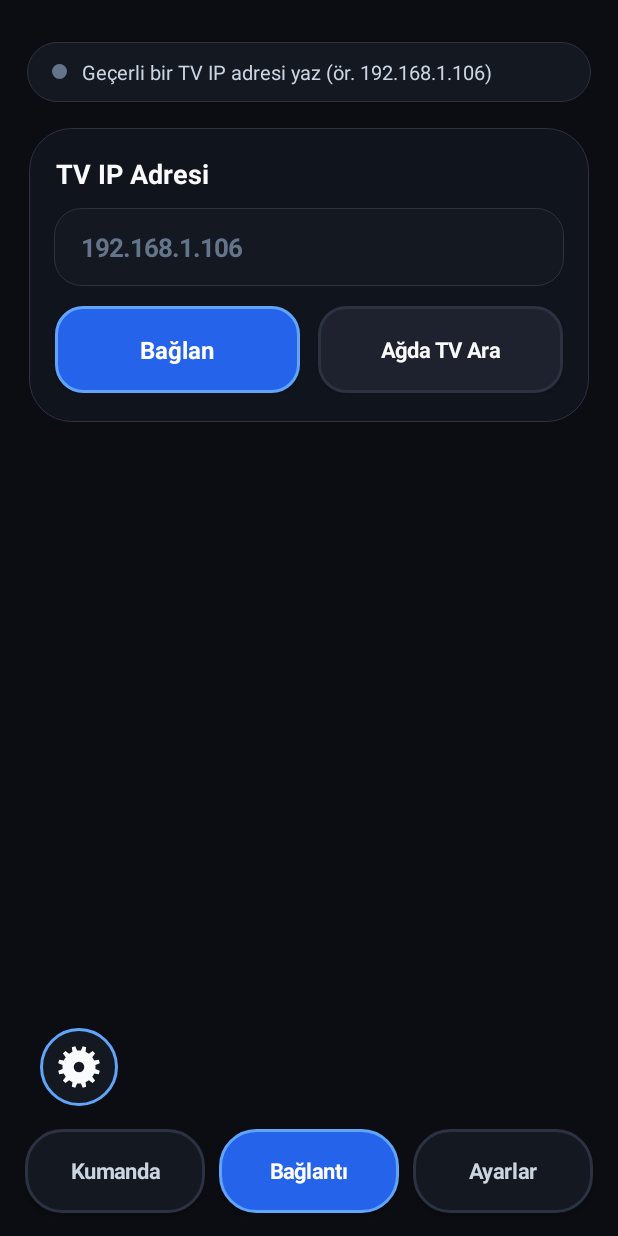
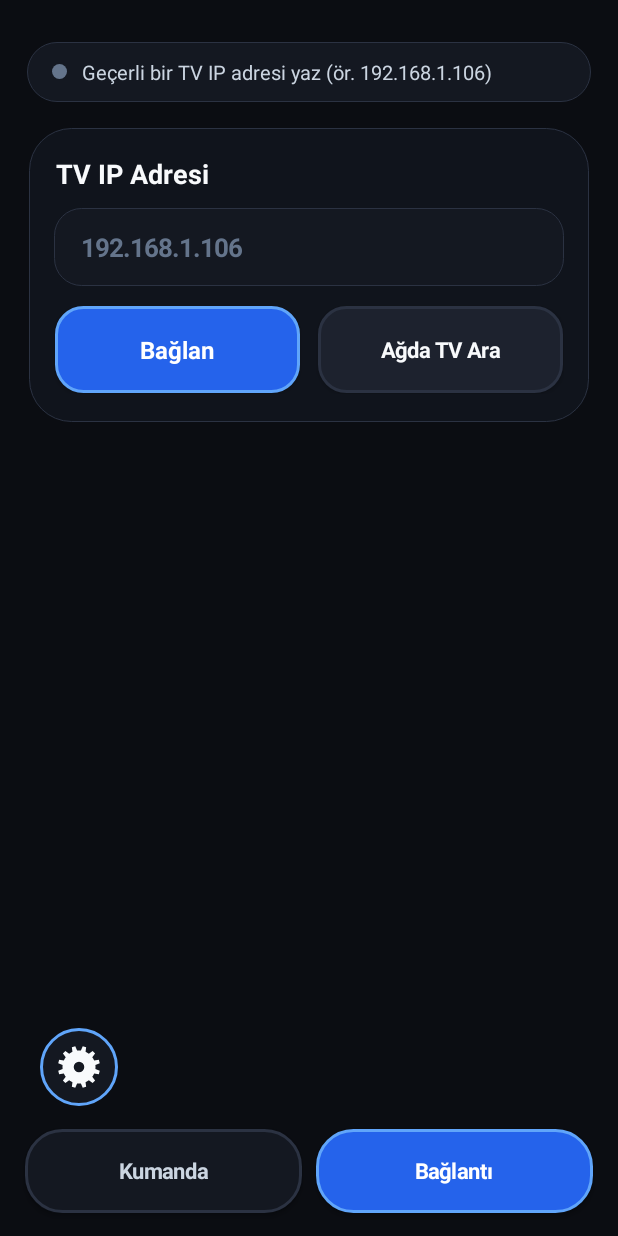
Before and after one commit to eren-TRY/Kumanda, an Android app: the screen it shows after launch (MainActivity), on a phone screen of 412 x 824 dp. Run offline under Robolectric (Android 15) with nearby library versions, the phone set to English and light mode, and no system bars; libraries missing offline, so code that uses them is left out: org.bouncycastle.asn1, org.bouncycastle.cert, org.bouncycastle.operator.

Commit message:
Refactor MainActivity for UI and connection improvements
Removed unused centerTextColor variable and adjusted related methods. Updated dimensions and stroke widths for UI elements. Improved layout parameters and connection handling.

```diff
--- a/src/main/java/com/example/tvkumanda/MainActivity.kt
+++ b/src/main/java/com/example/tvkumanda/MainActivity.kt
@@ -141,7 +141,6 @@ private class DpadWheelView(context: Context, private val onZoneTap: (DpadZone)
     private var pressedSliceFill = Color.parseColor("#2D3648")
     private var centerFill = Color.parseColor("#E2E8F0")
     private var centerStroke = Color.parseColor("#94A3B8")
-    private var centerTextColor = Color.parseColor("#0F172A")
     private var arrowColor = Color.parseColor("#F8FAFC")
     private var activeZone = DpadZone.NONE
     private val outerRect = RectF()
@@ -155,16 +154,12 @@ private class DpadWheelView(context: Context, private val onZoneTap: (DpadZone)
         strokeCap = Paint.Cap.ROUND
         strokeJoin = Paint.Join.ROUND
     }
-    private val okPaint = Paint(Paint.ANTI_ALIAS_FLAG).apply {
-        textAlign = Paint.Align.CENTER
-        typeface = Typeface.DEFAULT_BOLD
-    }
-
-    fun applyColors(sliceFill: Int, sliceStroke: Int, centerFill: Int, centerStroke: Int, centerTextColor: Int, arrowColor: Int) {
+
+    fun applyColors(sliceFill: Int, sliceStroke: Int, centerFill: Int, centerStroke: Int, @Suppress("UNUSED_PARAMETER") centerTextColor: Int, arrowColor: Int) {
         this.sliceFill = sliceFill; this.sliceStroke = sliceStroke
         this.pressedSliceFill = lighten(sliceFill, 1.24f)
         this.centerFill = centerFill; this.centerStroke = centerStroke
-        this.centerTextColor = centerTextColor; this.arrowColor = arrowColor
+        this.arrowColor = arrowColor
         invalidate()
     }
 
@@ -176,7 +171,7 @@ private class DpadWheelView(context: Context, private val onZoneTap: (DpadZone)
 
     override fun onMeasure(widthMeasureSpec: Int, heightMeasureSpec: Int) {
         val w = MeasureSpec.getSize(widthMeasureSpec); val h = MeasureSpec.getSize(heightMeasureSpec)
-        val side = when { w > 0 && h > 0 -> min(w, h); w > 0 -> w; h > 0 -> h; else -> (260 * resources.displayMetrics.density).toInt() }
+        val side = when { w > 0 && h > 0 -> min(w, h); w > 0 -> w; h > 0 -> h; else -> (326 * resources.displayMetrics.density).toInt() }
         val exact = MeasureSpec.makeMeasureSpec(side, MeasureSpec.EXACTLY)
         setMeasuredDimension(exact, exact)
     }
@@ -184,7 +179,7 @@ private class DpadWheelView(context: Context, private val onZoneTap: (DpadZone)
     override fun onSizeChanged(w: Int, h: Int, oldw: Int, oldh: Int) {
         super.onSizeChanged(w, h, oldw, oldh)
         if (w <= 0 || h <= 0) return
-        val cx = w / 2f; val cy = h / 2f; val outerR = min(cx, cy) - 4f; val innerR = outerR * 0.32f
+        val cx = w / 2f; val cy = h / 2f; val outerR = min(cx, cy) - 4f; val innerR = outerR * 0.30f
         outerRect.set(cx - outerR, cy - outerR, cx + outerR, cy + outerR)
         innerRect.set(cx - innerR, cy - innerR, cx + innerR, cy + innerR)
         val starts = floatArrayOf(-45f, 45f, 135f, 225f)
@@ -194,7 +189,7 @@ private class DpadWheelView(context: Context, private val onZoneTap: (DpadZone)
     }
 
     private fun zoneAt(x: Float, y: Float): DpadZone {
-        val cx = width / 2f; val cy = height / 2f; val outerR = min(cx, cy) - 4f; val innerR = outerR * 0.32f
+        val cx = width / 2f; val cy = height / 2f; val outerR = min(cx, cy) - 4f; val innerR = outerR * 0.30f
         val dist = hypot((x - cx).toDouble(), (y - cy).toDouble())
         if (dist > outerR) return DpadZone.NONE
         if (dist <= innerR) return DpadZone.CENTER
@@ -218,17 +213,17 @@ private class DpadWheelView(context: Context, private val onZoneTap: (DpadZone)
     override fun onDraw(canvas: Canvas) {
         super.onDraw(canvas)
         if (width <= 0 || height <= 0) return
-        val cx = width / 2f; val cy = height / 2f; val outerR = min(cx, cy) - 4f; val innerR = outerR * 0.32f
+        val cx = width / 2f; val cy = height / 2f; val outerR = min(cx, cy) - 4f; val innerR = outerR * 0.30f
         strokePaint.strokeWidth = maxOf(2f, outerR * 0.014f); strokePaint.color = sliceStroke
         val zones = arrayOf(DpadZone.RIGHT, DpadZone.DOWN, DpadZone.LEFT, DpadZone.UP)
         for (i in 0 until 4) {
             fillPaint.color = if (activeZone == zones[i]) pressedSliceFill else sliceFill
             canvas.drawPath(slicePaths[i], fillPaint); canvas.drawPath(slicePaths[i], strokePaint)
         }
-        val midR = (outerR + innerR) * 0.535f
+        val midR = (outerR + innerR) * 0.54f
         arrowPaint.color = arrowColor
-        arrowPaint.strokeWidth = maxOf(2.8f, outerR * 0.024f)
-        val arm = outerR * 0.14f
+        arrowPaint.strokeWidth = maxOf(3.2f, outerR * 0.028f)
+        val arm = outerR * 0.15f
         for (deg in listOf(0.0, 90.0, 180.0, 270.0)) {
             val rad = Math.toRadians(deg - 90.0)
             drawChevron(canvas, cx + (midR * cos(rad)).toFloat(), cy + (midR * sin(rad)).toFloat(), arm, deg)
@@ -236,8 +231,6 @@ private class DpadWheelView(context: Context, private val onZoneTap: (DpadZone)
         fillPaint.color = if (activeZone == DpadZone.CENTER) lighten(centerFill, 0.9f) else centerFill
         strokePaint.color = centerStroke
         canvas.drawCircle(cx, cy, innerR, fillPaint); canvas.drawCircle(cx, cy, innerR, strokePaint)
-        okPaint.color = centerTextColor; okPaint.textSize = innerR * 0.46f
-        canvas.drawText("OK", cx, cy - (okPaint.descent() + okPaint.ascent()) / 2f, okPaint)
     }
 
     private fun animateTap() { animate().cancel(); scaleX = 0.95f; scaleY = 0.95f; animate().scaleX(1f).scaleY(1f).setDuration(85L).start() }
@@ -344,11 +337,11 @@ private class RemoteIconButton(
         val u = s * 0.28f
         strokePaint.color = iconColor
         fillPaint.color = iconColor
-        strokePaint.strokeWidth = maxOf(2.6f, s * 0.055f)
+        strokePaint.strokeWidth = maxOf(2.8f, s * 0.058f)
 
         when (kind) {
             IconKind.POWER -> {
-                val r = s * 0.26f
+                val r = s * 0.27f
                 rect.set(cx - r, cy - r + r * 0.14f, cx + r, cy + r + r * 0.14f)
                 canvas.drawArc(rect, -58f, 296f, false, strokePaint)
                 canvas.drawLine(cx, cy - r * 0.35f, cx, cy + r * 0.12f, strokePaint)
@@ -373,18 +366,28 @@ private class RemoteIconButton(
                 canvas.drawArc(rect, -42f, 84f, false, strokePaint)
             }
             IconKind.BACK -> {
-                val a = u * 0.95f
-                canvas.drawLine(cx - a * 0.8f, cy, cx + a * 0.8f, cy, strokePaint)
-                canvas.drawLine(cx - a * 0.8f, cy, cx - a * 0.15f, cy - a * 0.65f, strokePaint)
-                canvas.drawLine(cx - a * 0.8f, cy, cx - a * 0.15f, cy + a * 0.65f, strokePaint)
+                val a = u * 1.05f
+                canvas.drawLine(cx - a * 0.85f, cy, cx + a * 0.85f, cy, strokePaint)
+                canvas.drawLine(cx - a * 0.85f, cy, cx - a * 0.15f, cy - a * 0.72f, strokePaint)
+                canvas.drawLine(cx - a * 0.85f, cy, cx - a * 0.15f, cy + a * 0.72f, strokePaint)
             }
             IconKind.HOME -> {
-                val a = u * 0.92f
-                canvas.drawLine(cx - a * 0.85f, cy - a * 0.05f, cx, cy - a * 0.85f, strokePaint)
-                canvas.drawLine(cx + a * 0.85f, cy - a * 0.05f, cx, cy - a * 0.85f, strokePaint)
-                canvas.drawLine(cx - a * 0.6f, cy - a * 0.2f, cx - a * 0.6f, cy + a * 0.72f, strokePaint)
-                canvas.drawLine(cx + a * 0.6f, cy - a * 0.2f, cx + a * 0.6f, cy + a * 0.72f, strokePaint)
-                canvas.drawLine(cx - a * 0.6f, cy + a * 0.72f, cx + a * 0.6f, cy + a * 0.72f, strokePaint)
+                val a = u * 1.02f
+                val roofPath = Path().apply {
+                    moveTo(cx, cy - a * 0.92f)
+                    lineTo(cx - a * 0.92f, cy - a * 0.05f)
+                    lineTo(cx - a * 0.62f, cy - a * 0.05f)
+                    lineTo(cx - a * 0.62f, cy + a * 0.82f)
+                    lineTo(cx - a * 0.22f, cy + a * 0.82f)
+                    lineTo(cx - a * 0.22f, cy + a * 0.25f)
+                    lineTo(cx + a * 0.22f, cy + a * 0.25f)
+                    lineTo(cx + a * 0.22f, cy + a * 0.82f)
+                    lineTo(cx + a * 0.62f, cy + a * 0.82f)
+                    lineTo(cx + a * 0.62f, cy - a * 0.05f)
+                    lineTo(cx + a * 0.92f, cy - a * 0.05f)
+                    close()
+                }
+                canvas.drawPath(roofPath, fillPaint)
             }
             IconKind.IOS_SETTINGS -> {
                 drawIosGear(canvas, cx, cy, u * 1.05f)
@@ -435,9 +438,9 @@ private val releaseNotesMap = mapOf(
         ReleaseNote(
             "v1.5",
             listOf(
-                "iPhone tarzı ayarlar dişlisi çizildi ve alt kısmın sol tarafına konumlandırıldı.",
-                "Bize Ulaşın butonuna basıldığında açılan seçenek menüsü ve Instagram seçeneği eklendi.",
-                "IP doğrulama, hata detayları ve ağ taraması için ek alt ağ yedeği eklendi."
+                "iPhone tarzı ayarlar dişlisi sadece Bağlantı ekranının sol altına eklendi.",
+                "Bize Ulaşın butonuna basıldığında açılan iletişim penceresi ve Instagram seçeneği eklendi.",
+                "Eşleştirme ve bağlantı oturumları için soket temizleme ve hata detayları geliştirildi."
             )
         ),
         ReleaseNote(
@@ -457,7 +460,7 @@ private val releaseNotesMap = mapOf(
         ReleaseNote(
             "v1.5",
             listOf(
-                "Added an iPhone-style gear icon at the bottom-left, a Contact Us options sheet with Instagram, and IP/network scan fallbacks."
+                "Added iPhone-style gear on Connection screen only, Contact Us sheet with Instagram, and socket/error improvements."
             )
         ),
         ReleaseNote(
@@ -577,7 +580,7 @@ class MainActivity : Activity() {
         ColorPalette("palCoral", Color.parseColor("#140B0E"), Color.parseColor("#241419"), Color.parseColor("#1A0E12"), Color.parseColor("#341C24"), Color.parseColor("#4D2935"), Color.parseColor("#E11D48"), Color.parseColor("#FB7185"))
     )
     private val vibLevels = listOf(0 to "vibOff", 1 to "vibLight", 2 to "vibMed", 3 to "vibStrong")
-    private val wheelSizes = listOf(0 to ("sizeSmall" to 248), 1 to ("sizeMedium" to 292), 2 to ("sizeLarge" to 332))
+    private val wheelSizes = listOf(0 to ("sizeSmall" to 280), 1 to ("sizeMedium" to 326), 2 to ("sizeLarge" to 356))
     private val languages = listOf("tr" to "Türkçe", "en" to "English")
 
     private var paletteIndex = 0
@@ -760,12 +763,9 @@ class MainActivity : Activity() {
         val target = i.coerceIn(0, (screens.size - 1).coerceAtLeast(0))
         currentScreen = target
         for (n in screens.indices) screens[n].visibility = if (n == target) View.VISIBLE else View.GONE
+        bottomLeftGearBtn.visibility = if (target == 1) View.VISIBLE else View.GONE
         if (target == 0) updateRemoteHeaderIndicator()
-        val activeNavIndex = when (target) {
-            0 -> 0
-            1 -> 1
-            else -> 2
-        }
+        val activeNavIndex = if (target == 0) 0 else 1
         for (n in navBtns.indices) {
             val active = n == activeNavIndex
             navBtns[n].background = makeShapeBg(if (active) cAccent else cCard, if (active) cAccentStroke else cBtnStroke, false)
@@ -823,10 +823,9 @@ class MainActivity : Activity() {
     }
 
     private fun applyTextsAndState() {
-        if (navBtns.size >= 3) {
+        if (navBtns.size >= 2) {
             navBtns[0].text = t("tabRemote")
             navBtns[1].text = t("tabConnect")
-            navBtns[2].text = t("tabSettings")
         }
         tvIpTitleView.text = t("tvIp")
         scanTvBtnView.text = t("scanTv")
@@ -1062,7 +1061,7 @@ class MainActivity : Activity() {
             status = TextView(this).apply { text = formatStatus(lastStatusState, null); setTextColor(cSubtext); setTextSize(TypedValue.COMPLEX_UNIT_SP, scaledSp(13.5f)); setSingleLine() }
 
             powerBtnView = RemoteIconButton(this, IconKind.POWER).apply {
-                layoutParams = lp(px(50), px(50))
+                layoutParams = lp(px(56), px(56))
                 applyPressAnim(this)
                 setOnClickListener { tap(v = this); sendKey(26) }
             }
@@ -1083,26 +1082,26 @@ class MainActivity : Activity() {
 
             val remoteHeaderRow = LinearLayout(this).apply {
                 orientation = LinearLayout.HORIZONTAL; gravity = Gravity.CENTER_VERTICAL
-                layoutParams = lp(LinearLayout.LayoutParams.MATCH_PARENT, px(56), 0f, 0, 2, 0, 10)
+                layoutParams = lp(LinearLayout.LayoutParams.MATCH_PARENT, px(60), 0f, 0, 2, 0, 10)
                 addView(powerBtnView); addView(remoteHeaderDot); addView(remoteHeaderTvName)
             }
             val volumeRow = LinearLayout(this).apply {
                 orientation = LinearLayout.HORIZONTAL; gravity = Gravity.CENTER
-                layoutParams = lp(LinearLayout.LayoutParams.MATCH_PARENT, px(66), 0f, 0, 0, 0, 8)
-                addView(roundIconKey(IconKind.MUTE, 60) { sendKey(164) })
+                layoutParams = lp(LinearLayout.LayoutParams.MATCH_PARENT, px(74), 0f, 0, 2, 0, 10)
+                addView(roundIconKey(IconKind.MUTE, 66) { sendKey(164) })
                 addView(View(this@MainActivity).apply { layoutParams = lp(px(14), px(1)) })
-                addView(roundIconKey(IconKind.VOL_DOWN, 60) { sendKey(25) })
+                addView(roundIconKey(IconKind.VOL_DOWN, 66) { sendKey(25) })
                 addView(View(this@MainActivity).apply { layoutParams = lp(px(14), px(1)) })
-                addView(roundIconKey(IconKind.VOL_UP, 60) { sendKey(24) })
+                addView(roundIconKey(IconKind.VOL_UP, 66) { sendKey(24) })
                 addView(View(this@MainActivity).apply { layoutParams = lp(px(14), px(1)) })
-                addView(roundIconKey(IconKind.RECONNECT, 60) { manualDisconnect = false; connectClicked() })
+                addView(roundIconKey(IconKind.RECONNECT, 66) { manualDisconnect = false; connectClicked() })
             }
             val bottomKeysRow = LinearLayout(this).apply {
                 orientation = LinearLayout.HORIZONTAL; gravity = Gravity.CENTER
-                layoutParams = lp(LinearLayout.LayoutParams.MATCH_PARENT, px(90), 0f, 0, 4, 0, 2)
-                addView(roundIconKey(IconKind.BACK, 86) { sendKey(4) })
-                addView(View(this@MainActivity).apply { layoutParams = lp(px(34), px(1)) })
-                addView(roundIconKey(IconKind.HOME, 86) { sendKey(3) })
+                layoutParams = lp(LinearLayout.LayoutParams.MATCH_PARENT, px(102), 0f, 0, 6, 0, 6)
+                addView(roundIconKey(IconKind.BACK, 96) { sendKey(4) })
+                addView(View(this@MainActivity).apply { layoutParams = lp(px(44), px(1)) })
+                addView(roundIconKey(IconKind.HOME, 96) { sendKey(3) })
             }
 
             screens.add(LinearLayout(this).apply {
@@ -1196,7 +1195,15 @@ class MainActivity : Activity() {
             }
             resetPairBtnView = Button(this).apply {
                 text = t("resetPair"); layoutParams = lp(LinearLayout.LayoutParams.MATCH_PARENT, px(50), 0f, 0, 8, 0, 0)
-                setOnClickListener { tap(v = this); prefs.edit().putBoolean("paired", false).apply(); manualDisconnect = true; pairConn?.close(); pairConn = null; remote?.close(); remote = null; connectedHost = null; ready = false; codeRow.visibility = View.GONE; uiState(StatusState.PAIR_RESET, cMuted); updateRemoteHeaderIndicator() }
+                setOnClickListener {
+                    tap(v = this)
+                    prefs.edit().putBoolean("paired", false).apply()
+                    File(filesDir, "client.key").delete()
+                    File(filesDir, "client.crt").delete()
+                    identity = null
+                    manualDisconnect = true; pairConn?.close(); pairConn = null; remote?.close(); remote = null; connectedHost = null; ready = false
+                    codeRow.visibility = View.GONE; uiState(StatusState.PAIR_RESET, cMuted); updateRemoteHeaderIndicator()
+                }
             }
             contactUsBtnView = Button(this).apply {
                 text = t("contactUs"); layoutParams = lp(LinearLayout.LayoutParams.MATCH_PARENT, px(50), 0f, 0, 8, 0, 0)
@@ -1252,7 +1259,7 @@ class MainActivity : Activity() {
                     setMargins(px(22), 0, 0, px(12))
                 })
             }
-            val bottomNav = row(nav(t("tabRemote"), 0), nav(t("tabConnect"), 1), nav(t("tabSettings"), 2)).apply { setPadding(px(8), px(2), px(8), px(4)) }
+            val bottomNav = row(nav(t("tabRemote"), 0), nav(t("tabConnect"), 1)).apply { setPadding(px(8), px(2), px(8), px(4)) }
             this@MainActivity.rootView = LinearLayout(this).apply { orientation = LinearLayout.VERTICAL; setPadding(px(4), px(26), px(4), px(6)); addView(topBarView); addView(content); addView(bottomNav) }
 
             buildScanModal(prefs)
@@ -1266,6 +1273,7 @@ class MainActivity : Activity() {
 
             currentScreen = if (paired && isValidIpv4(ipBox.text.toString().trim())) 0 else 1
             applyPalette(paletteIndex, switchTab = true)
+            show(currentScreen)
             if (currentScreen == 0 && autoConnectEnabled) connectClicked()
         } catch (e: Throwable) {
             setContentView(TextView(this).apply {
@@ -1473,7 +1481,12 @@ class MainActivity : Activity() {
 
     private fun openTls(h: String, port: Int, id: Identity, readTimeoutMs: Int): Conn {
         val ctx = SSLContext.getInstance("TLS").apply { init(arrayOf<KeyManager>(FixedKm(id)), arrayOf<TrustManager>(TrustAll()), null) }
-        val s = (ctx.socketFactory.createSocket() as SSLSocket).apply { connect(InetSocketAddress(h, port), 2500); tcpNoDelay = true; soTimeout = readTimeoutMs; startHandshake() }
+        val s = (ctx.socketFactory.createSocket() as SSLSocket).apply {
+            tcpNoDelay = true
+            soTimeout = readTimeoutMs
+            connect(InetSocketAddress(h, port), 4000)
+            startHandshake()
+        }
         return Conn(s)
     }
 
@@ -1494,13 +1507,16 @@ class MainActivity : Activity() {
         fastIo.execute {
             try {
                 pairConn?.close()
+                pairConn = null
                 val c = openTls(h, 6467, identity(), 25000)
                 pairServerCert = c.sock.session.peerCertificates[0] as X509Certificate
-                c.send(outer(10, Pb.str(1, "atvremote") + Pb.str(2, "TV Kumanda"))); expect(c, 11)
+                c.send(outer(10, Pb.str(1, "atvremote") + Pb.str(2, "Android TV Remote"))); expect(c, 11)
                 c.send(outer(20, Pb.bytes(1, Pb.int(1, 3) + Pb.int(2, 6)) + Pb.int(3, 1))); expect(c, 20)
                 c.send(outer(30, Pb.bytes(1, Pb.int(1, 3) + Pb.int(2, 6)) + Pb.int(2, 1))); expect(c, 31)
                 pairConn = c; runOnUiThread { codeRow.visibility = View.VISIBLE }; uiState(StatusState.ENTER_CODE, cAccentStroke)
             } catch (e: Exception) {
+                pairConn?.close()
+                pairConn = null
                 uiState(StatusState.PAIRING_FAILED, cRedStroke, e.message ?: e.javaClass.simpleName)
             }
         }
@@ -1511,11 +1527,16 @@ class MainActivity : Activity() {
         if (code.length != 6) { uiState(StatusState.CODE_LENGTH, cRedStroke); return }
         fastIo.execute {
             try {
-                val c = pairConn ?: throw IllegalStateException(t("connect")); val serverCert = pairServerCert ?: throw IllegalStateException("Cert")
+                val hexPart = code.substring(2)
+                if (!hexPart.all { it in '0'..'9' || it in 'A'..'F' }) {
+                    throw IllegalArgumentException("Geçersiz kod formatı")
+                }
+                val c = pairConn ?: throw IllegalStateException("Eşleştirme oturumu açık değil")
+                val serverCert = pairServerCert ?: throw IllegalStateException("TV sertifikası alınamadı")
                 val id = identity(); val clientPub = id.cert.publicKey as RSAPublicKey; val serverPub = serverCert.publicKey as RSAPublicKey
                 val secret = MessageDigest.getInstance("SHA-256").apply {
                     update(clientPub.modulus.unsigned()); update(clientPub.publicExponent.unsigned())
-                    update(serverPub.modulus.unsigned()); update(serverPub.publicExponent.unsigned()); update(hexToBytes(code.substring(2)))
+                    update(serverPub.modulus.unsigned()); update(serverPub.publicExponent.unsigned()); update(hexToBytes(hexPart))
                 }.digest()
                 c.send(outer(40, Pb.bytes(1, secret))); expect(c, 41); c.close(); pairConn = null; manualDisconnect = false
                 getSharedPreferences("tv", MODE_PRIVATE).edit().putBoolean("paired", true).apply()
```
